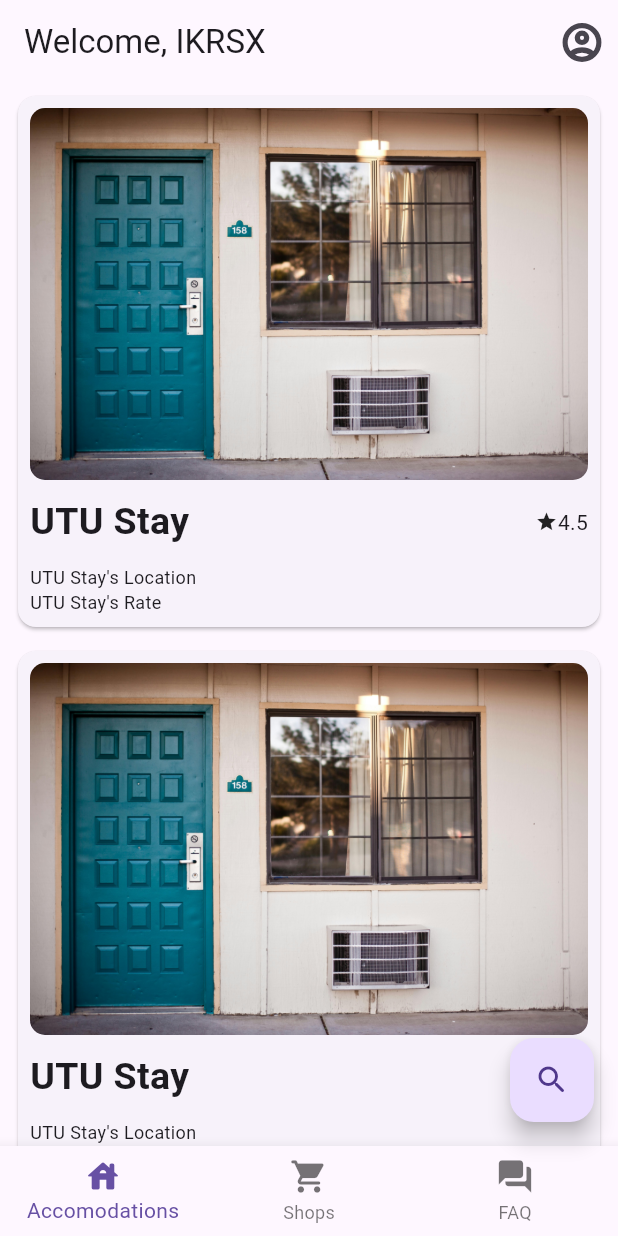
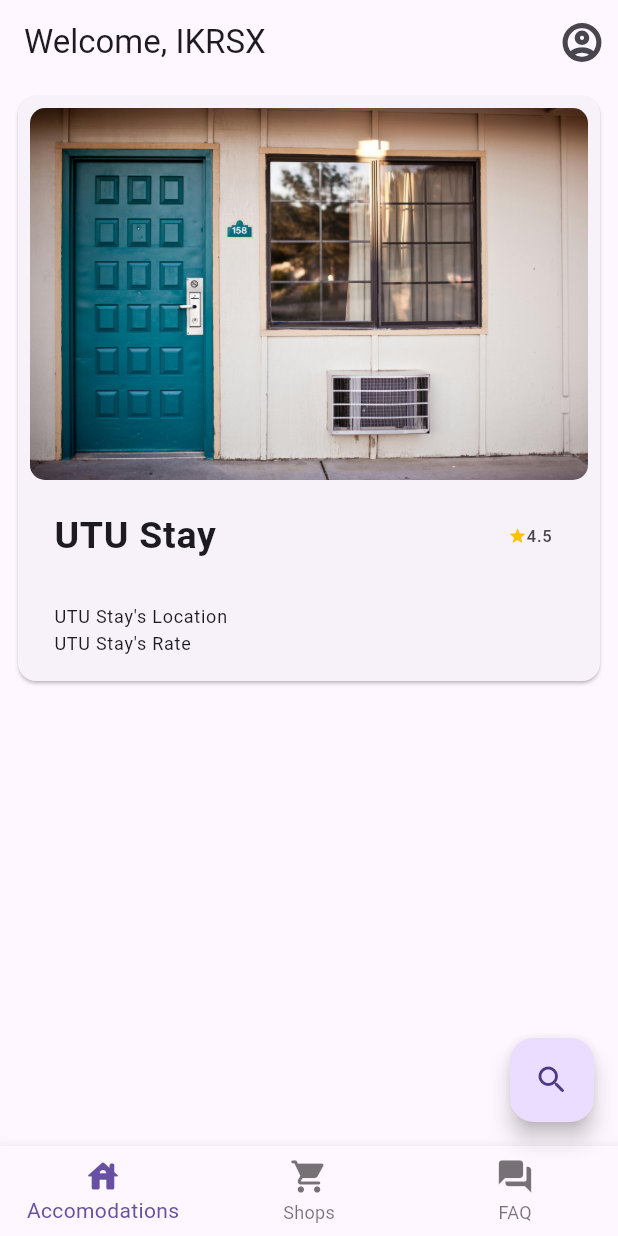
Before and after one commit to ikrsx/kickstartu_mobile, a Flutter app: the screen it shows after launch, on a phone screen of 412 x 824 dp. Run offline on Flutter 3.47's test engine with Material 3 defaults, Android fonts, the phone set to English and light mode, and no system bars.

```diff
--- /dev/null
+++ b/lib/features/accomodation/models/accomodation_model.dart
@@ -0,0 +1,19 @@
+class AccomodationModel {
+  final List<String> imageNameList;
+  final String accomodationName;
+  final String description;
+  final String rating;
+  final String location;
+  final String ownerName;
+  final String ownerContactNumber;
+
+  const AccomodationModel({
+    required this.imageNameList,
+    required this.accomodationName,
+    required this.description,
+    required this.rating,
+    required this.location,
+    required this.ownerName,
+    required this.ownerContactNumber,
+  });
+}
--- a/lib/features/accomodation/views/widgets/accomodation_list.dart
+++ b/lib/features/accomodation/views/widgets/accomodation_list.dart
@@ -1,4 +1,6 @@
 import 'package:flutter/material.dart';
+import 'package:kickstartu_mobile/features/accomodation/models/accomodation_model.dart';
+import 'package:kickstartu_mobile/features/accomodation/views/screens/accomodation_information_screen.dart';
 import 'package:kickstartu_mobile/shared/widgets/list_card.dart';
 
 class AccomodationList extends StatelessWidget {
@@ -6,14 +8,34 @@ class AccomodationList extends StatelessWidget {
 
   @override
   Widget build(BuildContext context) {
+    // dummy model
+    final List<AccomodationModel> modelList = [
+      AccomodationModel(
+        imageNameList: ["assets/images/motel.jpg", "assets/images/motel.jpg"],
+        description: "Description",
+        accomodationName: "UTU Stay",
+        rating: "4.5",
+        ownerName: "John Wick",
+        ownerContactNumber: "1234567890",
+        location: "Dehradun",
+      ),
+    ];
+
     return ListView.builder(
       itemBuilder: (context, index) => ListCard(
         cardTitle: "UTU Stay",
         cardSubtitle: "UTU Stay's Location\nUTU Stay's Rate",
         cardRatingText: "4.5",
         imageName: "assets/images/motel.jpg",
+        onTap: () => Navigator.of(context).push(
+          MaterialPageRoute(
+            builder: (builder) => AccomodationInformationScreen(
+              accomodationModel: modelList[index],
+            ),
+          ),
+        ),
       ),
-      itemCount: 10,
+      itemCount: 1,
     );
   }
 }
--- a/lib/shared/widgets/list_card.dart
+++ b/lib/shared/widgets/list_card.dart
@@ -1,10 +1,12 @@
 import 'package:flutter/material.dart';
+import 'package:kickstartu_mobile/shared/widgets/rating_badge.dart';
 
 class ListCard extends StatelessWidget {
   final String cardTitle;
   final String cardSubtitle;
   final String cardRatingText;
   final String imageName;
+  final void Function()? onTap;
 
   const ListCard({
     super.key,
@@ -12,11 +14,14 @@ class ListCard extends StatelessWidget {
     required this.cardSubtitle,
     required this.cardRatingText,
     required this.imageName,
+    this.onTap,
   });
 
   @override
   Widget build(BuildContext context) {
-    return Card(
+    return GestureDetector(
+      onTap: onTap,
+      child: Card(
         margin: EdgeInsets.symmetric(vertical: 8, horizontal: 12),
         child: Padding(
           padding: const EdgeInsets.all(8.0),
@@ -25,9 +30,13 @@ class ListCard extends StatelessWidget {
             crossAxisAlignment: CrossAxisAlignment.start,
             children: [
               ImageSection(imageName: imageName),
-            CardTitleSection(cardTitle: cardTitle, cardRating: cardRatingText),
-            Text(cardSubtitle, style: TextStyle(fontSize: 12)),
+              CardTitleRow(cardTitle: cardTitle, cardRating: cardRatingText),
+              ListTile(
+                dense: true,
+                title: Text(cardSubtitle, style: TextStyle(fontSize: 12)),
+              ),
             ],
+          ),
         ),
       ),
     );
@@ -48,27 +57,35 @@ class ImageSection extends StatelessWidget {
   }
 }
 
-class CardTitleSection extends StatelessWidget {
+class CardTitleRow extends StatelessWidget {
   final String cardTitle;
   final String cardRating;
+  final double? titleSize;
+  final double? starIconSize;
+  final double? ratingTextSize;
 
-  const CardTitleSection({
+  const CardTitleRow({
     super.key,
     required this.cardTitle,
     required this.cardRating,
+    this.titleSize,
+    this.starIconSize,
+    this.ratingTextSize,
   });
 
   @override
   Widget build(BuildContext context) {
-    return Row(
-      mainAxisAlignment: MainAxisAlignment.spaceBetween,
-      children: [
-        Text(
+    return ListTile(
+      dense: true,
+      title: Text(
         cardTitle,
-          style: TextStyle(fontWeight: FontWeight.bold, fontSize: 25),
+        style: TextStyle(fontSize: 25, fontWeight: FontWeight.bold),
       ),
-        Row(children: [Icon(Icons.star, size: 15), Text(cardRating)]),
-      ],
+      trailing: RatingBadge(
+        starIconSize: starIconSize,
+        ratingTextSize: ratingTextSize,
+        ratingText: "4.5",
+      ),
     );
   }
 }
--- /dev/null
+++ b/lib/shared/widgets/rating_badge.dart
@@ -0,0 +1,25 @@
+import 'package:flutter/material.dart';
+
+class RatingBadge extends StatelessWidget {
+  final String ratingText;
+  final double? ratingTextSize;
+  final double? starIconSize;
+
+  const RatingBadge({
+    super.key,
+    this.starIconSize,
+    this.ratingTextSize,
+    required this.ratingText,
+  });
+
+  @override
+  Widget build(BuildContext context) {
+    return Row(
+      mainAxisSize: MainAxisSize.min,
+      children: [
+        Icon(Icons.star, size: starIconSize ?? 12, color: Colors.amber),
+        Text(ratingText, style: TextStyle(fontSize: ratingTextSize)),
+      ],
+    );
+  }
+}
```
Also changed, not shown: lib/features/accomodation/views/screens/accomodation_information_screen.dart (added, +60 -0 lines), lib/features/accomodation/views/widgets/information_rows.dart (added, +34 -0 lines), lib/shared/widgets/appbar_buttons.dart (added, +19 -0 lines), lib/shared/widgets/image_carousel.dart (added, +20 -0 lines), lib/shared/widgets/screen_title_row.dart (added, +32 -0 lines), lib/shared/widgets/student_review_row.dart (added, +49 -0 lines), 1 other file. Lines whose indentation alone changed are shown as unchanged.
